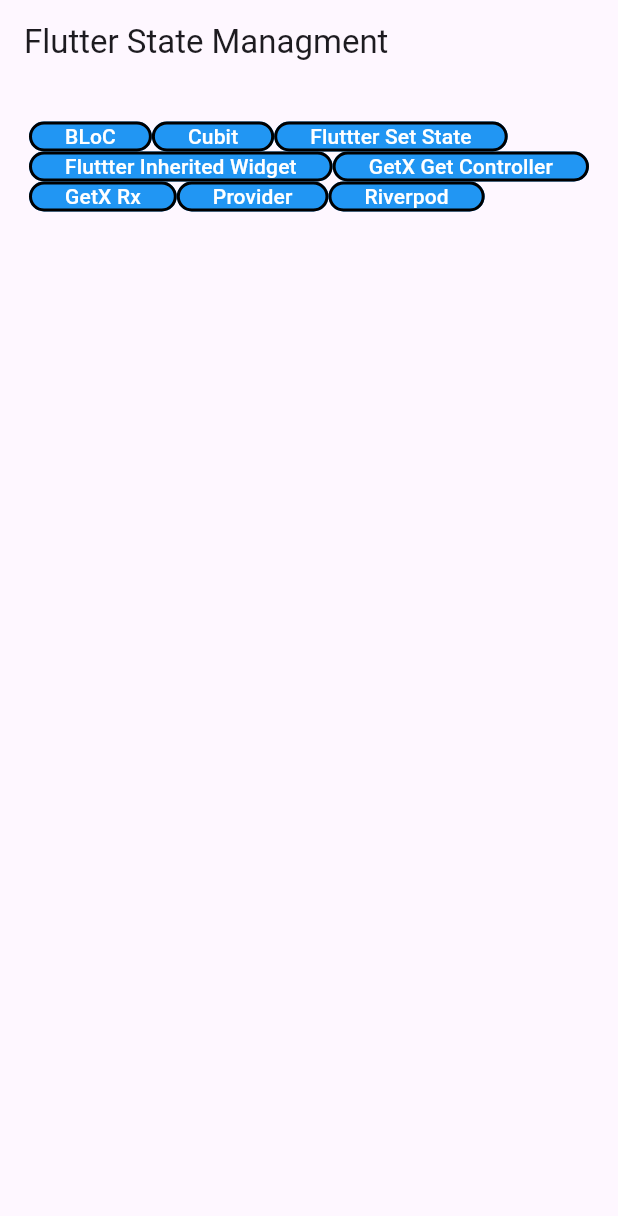
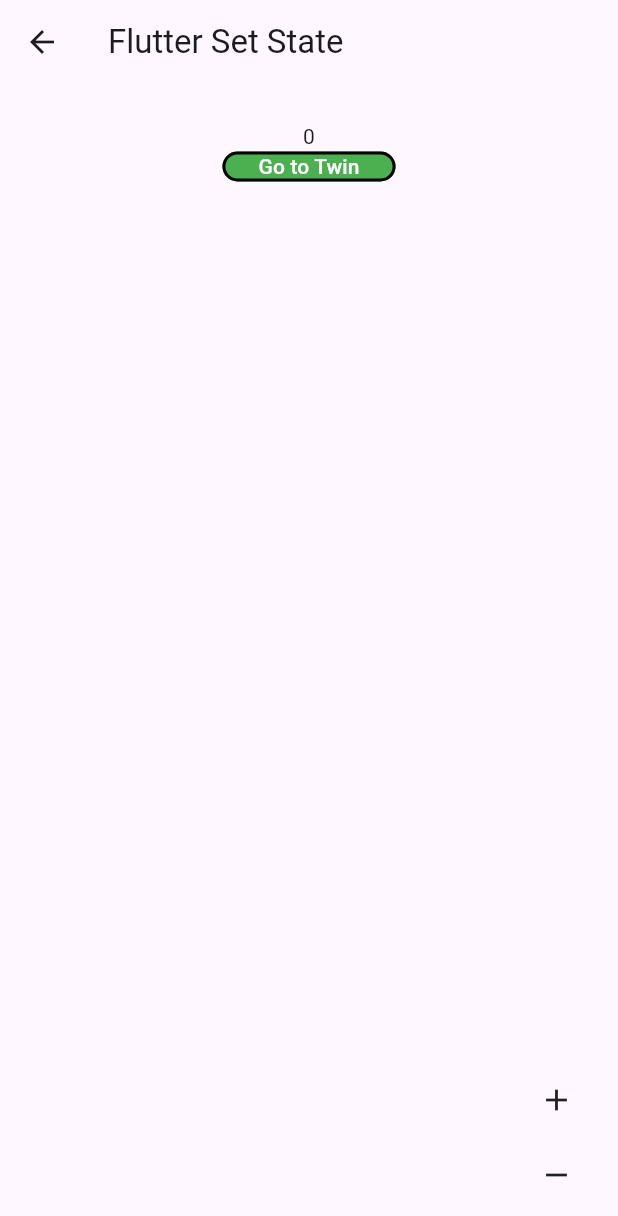
Before and after one commit to aleax888/flutter_state_managment, a Flutter app: the screen it shows after launch, after a tap on "Fluttter Set State", on a phone screen of 412 x 824 dp. Shown: the top 1216 px of the screen. Run offline on Flutter 3.47's test engine with Material 3 defaults, Android fonts, the phone set to English and light mode, and no system bars; our stand-ins replace bloc, flutter_bloc.

Commit message:
feat(flutter set state): add flutter set state sample

```diff
--- /dev/null
+++ b/lib/flutter_set_state/flutter_set_state_page.dart
@@ -0,0 +1,39 @@
+// flutter
+import 'package:flutter/material.dart';
+
+// components
+import 'package:flutter_state_managment/components/sample_page.dart';
+import 'package:flutter_state_managment/flutter_set_state/flutter_set_state_twin_page.dart';
+
+class FlutterSetStatePage extends StatefulWidget {
+  const FlutterSetStatePage({super.key});
+
+  @override
+  State<FlutterSetStatePage> createState() => _FlutterSetStatePageState();
+}
+
+class _FlutterSetStatePageState extends State<FlutterSetStatePage> {
+  int _counter = 0;
+
+  @override
+  Widget build(BuildContext context) {
+    return SamplePage(
+      title: "Flutter Set State",
+      counter: Text(_counter.toString()),
+      goToTwinPage: () {
+        Navigator.push(
+          context,
+          MaterialPageRoute(
+            builder: (context) => FlutterSetStateTwinPage(counter: _counter),
+          ),
+        );
+      },
+      increment: () => setState(() {
+        _counter++;
+      }),
+      decrement: () => setState(() {
+        _counter--;
+      }),
+    );
+  }
+}
--- a/lib/home/home_page.dart
+++ b/lib/home/home_page.dart
@@ -6,13 +6,14 @@ import 'package:flutter_bloc/flutter_bloc.dart';
 import 'package:flutter_state_managment/bloc/counter_bloc/counter_bloc.dart';
 import 'package:flutter_state_managment/cubit/counter_cubit.dart';
 
-//components
+// components
 import 'package:flutter_state_managment/components/custom_page.dart';
 import 'package:flutter_state_managment/components/custom_button.dart';
 
 // pages
 import 'package:flutter_state_managment/bloc/pages/bloc_page.dart';
 import 'package:flutter_state_managment/cubit/pages/cubit_page.dart';
+import 'package:flutter_state_managment/flutter_set_state/flutter_set_state_page.dart';
 
 class HomePage extends StatelessWidget {
   const HomePage({super.key});
@@ -57,10 +58,22 @@ class HomePage extends StatelessWidget {
                 );
               },
             ),
+
+            // Flutter Set State
             CustomButton(
               label: 'Fluttter Set State',
               color: Colors.blue,
-              onPressed: () {},
+              onPressed: () {
+                Navigator.push(
+                  context,
+                  MaterialPageRoute(
+                    builder: (context) => BlocProvider(
+                      create: (context) => CounterCubit()..counterStarted(),
+                      child: FlutterSetStatePage(),
+                    ),
+                  ),
+                );
+              },
             ),
             CustomButton(
               label: 'Fluttter Inherited Widget',
```
Also changed, not shown: lib/flutter_set_state/flutter_set_state_twin_page.dart (added, +18 -0 lines).
